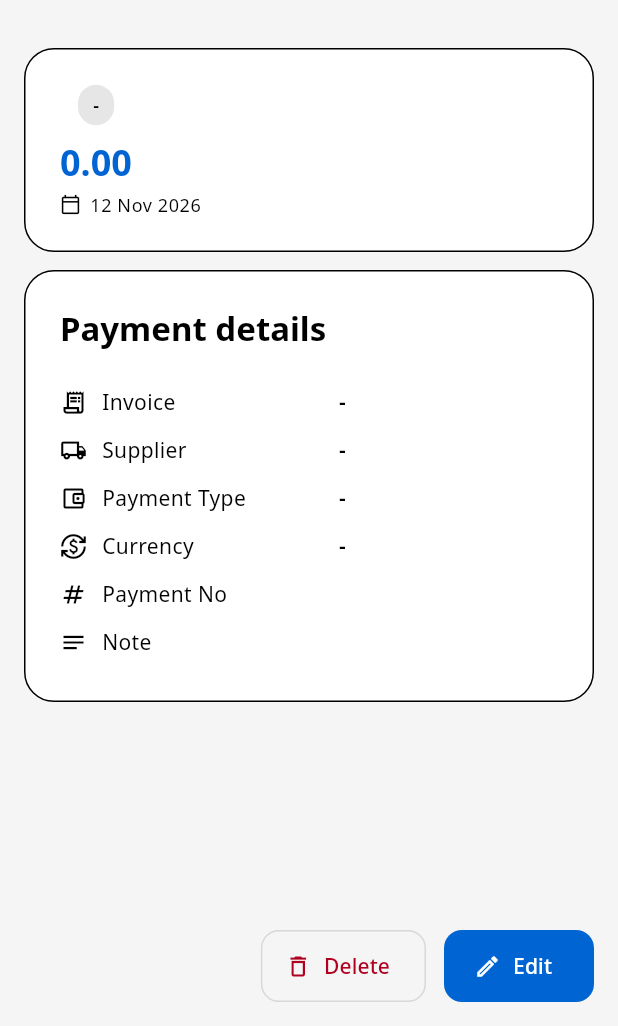
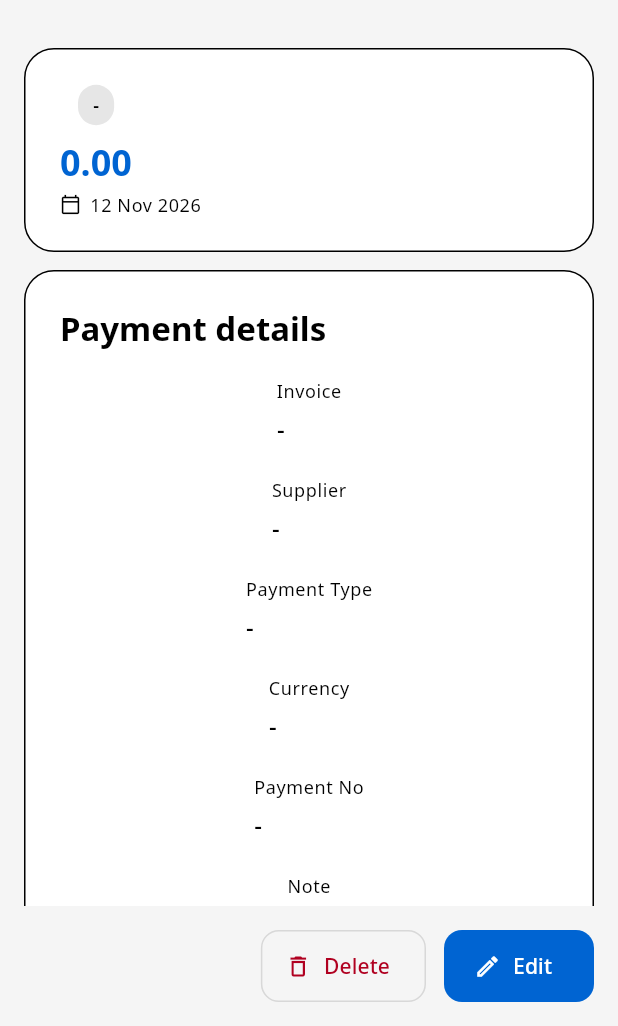
Before and after one commit to Project-BBU-D104/bbu_final_project, a Flutter app: the PurchasePaymentDetailWidget screen opened directly with empty values, on a phone screen of 412 x 824 dp, the part 210-1236 px from its top. Run offline on Flutter 3.47's test engine with Material 3 defaults, Android fonts, the phone set to English and light mode, and no system bars; our stand-ins replace cached_network_image, device_preview, dropdown_search, file_picker, fl_chart, flutter_dotenv and 12 more; missing offline and left inert: encrypt, excel, mobile_scanner; accounts and stored records are empty; network calls fail.

Commit message:
frontend: match purchase payment list and detail structure to suppliers

```diff
--- a/frontend/lib/screen/purchase_payment/purchase_payment_screen.dart
+++ b/frontend/lib/screen/purchase_payment/purchase_payment_screen.dart
@@ -24,11 +24,15 @@
         child: LayoutBuilder(
           builder: (context, constraints) {
             final gutter = constraints.maxWidth < 600 ? 16.0 : 32.0;
-            return Center(
+            return Align(
+              alignment: Alignment.topCenter,
               child: ConstrainedBox(
                 constraints: const BoxConstraints(maxWidth: 1240),
                 child: Padding(
                   padding: EdgeInsets.all(gutter),
+                  child: CustomScrollView(
+                    slivers: [
+                      SliverToBoxAdapter(
                         child: Column(
                           crossAxisAlignment: CrossAxisAlignment.stretch,
                           children: [
@@ -45,7 +49,8 @@
                                         : 580,
                                   ),
                                   child: Column(
-                              crossAxisAlignment: CrossAxisAlignment.start,
+                                    crossAxisAlignment:
+                                        CrossAxisAlignment.start,
                                     children: [
                                       if (desktop) ...[
                                         Row(
@@ -68,7 +73,8 @@
                                                       .textTheme
                                                       .headlineMedium
                                                       ?.copyWith(
-                                                  fontWeight: FontWeight.w700,
+                                                        fontWeight:
+                                                            FontWeight.w700,
                                                         letterSpacing: -0.5,
                                                       ),
                                                 ),
@@ -80,8 +86,11 @@
                                       ],
                                       Text(
                                         'Manage purchase payments.'.tr,
-                                  style: theme.textTheme.bodyMedium?.copyWith(
-                                    color: theme.colorScheme.onSurfaceVariant,
+                                        style: theme.textTheme.bodyMedium
+                                            ?.copyWith(
+                                              color: theme
+                                                  .colorScheme
+                                                  .onSurfaceVariant,
                                             ),
                                       ),
                                     ],
@@ -102,7 +111,9 @@
                                               .withValues(alpha: 0.12),
                                         ),
                                         shape: RoundedRectangleBorder(
-                                    borderRadius: BorderRadius.circular(12),
+                                          borderRadius: BorderRadius.circular(
+                                            12,
+                                          ),
                                         ),
                                       ),
                                       icon: const Icon(Icons.refresh, size: 20),
@@ -116,7 +127,9 @@
                                           horizontal: 20,
                                         ),
                                         shape: RoundedRectangleBorder(
-                                    borderRadius: BorderRadius.circular(12),
+                                          borderRadius: BorderRadius.circular(
+                                            12,
+                                          ),
                                         ),
                                       ),
                                       icon: const Icon(Icons.add, size: 20),
@@ -155,8 +168,11 @@
                                     () => Text(
                                       '${ctr.searchPaymentList.length} '
                                       '${'Purchase Payments'.tr}',
-                                style: theme.textTheme.bodySmall?.copyWith(
-                                  color: theme.colorScheme.onSurfaceVariant,
+                                      style: theme.textTheme.bodySmall
+                                          ?.copyWith(
+                                            color: theme
+                                                .colorScheme
+                                                .onSurfaceVariant,
                                           ),
                                     ),
                                   ),
@@ -164,7 +180,10 @@
                               ),
                             ),
                             const SizedBox(height: 16),
-                      Expanded(
+                          ],
+                        ),
+                      ),
+                      SliverFillRemaining(
                         child: Obx(() {
                           if (ctr.isLoading.value &&
                               ctr.purchasePaymentList.isEmpty) {
--- a/frontend/lib/screen/purchase_payment/widget/purchase_payment_detail_widget.dart
+++ b/frontend/lib/screen/purchase_payment/widget/purchase_payment_detail_widget.dart
@@ -36,37 +36,24 @@
     );
   }
 
-  Widget _infoRow(
-    BuildContext context,
-    IconData icon,
-    String label,
-    String value,
-  ) {
+  Widget _info(BuildContext context, String label, String value) {
     final theme = Theme.of(context);
     return Padding(
-      padding: const EdgeInsets.symmetric(vertical: 6),
-      child: Row(
+      padding: const EdgeInsets.only(bottom: 20),
+      child: Column(
+        crossAxisAlignment: CrossAxisAlignment.start,
         children: [
-          Icon(icon, size: 18, color: theme.colorScheme.onSurfaceVariant),
-          const SizedBox(width: 10),
-          Expanded(
-            child: Text(
-              label,
-              style: theme.textTheme.bodyMedium?.copyWith(
-                color: theme.colorScheme.onSurfaceVariant,
-              ),
+          Text(
+            label,
+            style: theme.textTheme.bodySmall?.copyWith(
+              color: theme.colorScheme.onSurfaceVariant,
             ),
           ),
-          const SizedBox(width: 12),
-          Flexible(
-            child: Text(
-              value,
-              textAlign: TextAlign.end,
-              maxLines: 2,
-              overflow: TextOverflow.ellipsis,
-              style: theme.textTheme.bodyMedium?.copyWith(
-                fontWeight: FontWeight.w600,
-              ),
+          const SizedBox(height: 6),
+          SelectableText(
+            value.trim().isEmpty ? '-' : value,
+            style: theme.textTheme.bodyLarge?.copyWith(
+              fontWeight: FontWeight.w500,
             ),
           ),
         ],
@@ -184,42 +171,24 @@
                 title: 'Payment details',
                 child: Column(
                   children: [
-                    _infoRow(
+                    _info(
                       context,
-                      Icons.receipt_long_outlined,
                       'Invoice'.tr,
                       _value(purchase, 'invoice_no'),
                     ),
-                    _infoRow(
+                    _info(context, 'Supplier'.tr, _value(supplier, 'name')),
+                    _info(
                       context,
-                      Icons.local_shipping_outlined,
-                      'Supplier'.tr,
-                      _value(supplier, 'name'),
-                    ),
-                    _infoRow(
-                      context,
-                      Icons.account_balance_wallet_outlined,
                       'Payment Type'.tr,
                       _value(paymentType, 'name'),
                     ),
-                    _infoRow(
+                    _info(context, 'Currency'.tr, _value(currency, 'name')),
+                    _info(
                       context,
-                      Icons.currency_exchange,
-                      'Currency'.tr,
-                      _value(currency, 'name'),
-                    ),
-                    _infoRow(
-                      context,
-                      Icons.numbers,
                       'Payment No'.tr,
                       current['payment_no']?.toString() ?? '-',
                     ),
-                    _infoRow(
-                      context,
-                      Icons.notes,
-                      'Note'.tr,
-                      current['note']?.toString() ?? '-',
-                    ),
+                    _info(context, 'Note'.tr, _value(current, 'note')),
                   ],
                 ),
               ),
```
Lines whose indentation alone changed are shown as unchanged.
